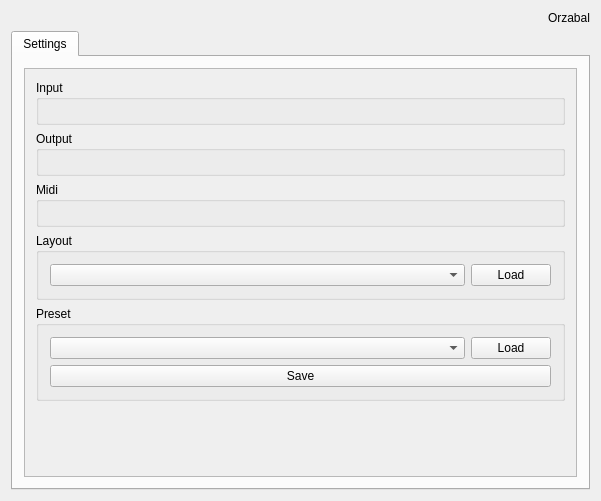
Before: the Qt Designer form src/qt/MainWindow.ui in chuckfairy/Orzabal, drawn with Qt 5.
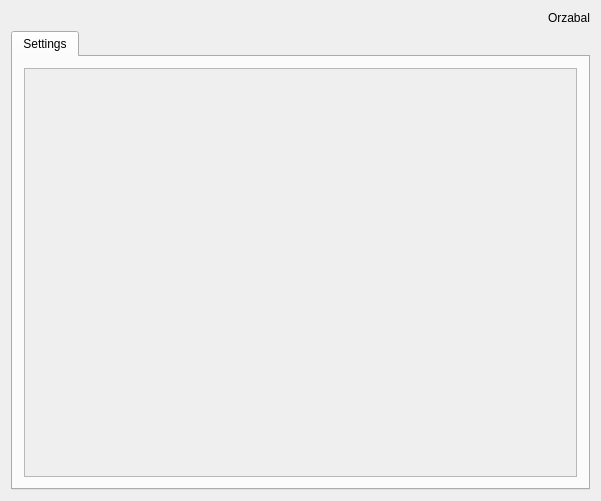
After: the same form once the commit is applied.

Commit message: settings tab switch out for library one

```diff
--- a/src/qt/MainWindow.ui
+++ b/src/qt/MainWindow.ui
@@ -64,140 +64,7 @@
              <height>409</height>
             </rect>
            </property>
-           <layout class="QVBoxLayout" name="verticalLayout_7">
-            <item>
-             <widget class="QGroupBox" name="groupBox_5">
-              <property name="title">
-               <string>Input</string>
-              </property>
-              <layout class="QVBoxLayout" name="verticalLayout_6">
-               <item>
-                <layout class="QHBoxLayout" name="input_layout"/>
-               </item>
-              </layout>
-             </widget>
-            </item>
-            <item>
-             <widget class="QGroupBox" name="groupBox_4">
-              <property name="title">
-               <string>Output</string>
-              </property>
-              <layout class="QVBoxLayout" name="verticalLayout_5">
-               <item>
-                <layout class="QHBoxLayout" name="horizontalLayout_5"/>
-               </item>
-              </layout>
-             </widget>
-            </item>
-            <item>
-             <widget class="QGroupBox" name="groupBox_3">
-              <property name="title">
-               <string>Midi</string>
-              </property>
-              <layout class="QVBoxLayout" name="verticalLayout_4">
-               <item>
-                <layout class="QHBoxLayout" name="horizontalLayout_6"/>
-               </item>
-              </layout>
-             </widget>
-            </item>
-            <item>
-             <widget class="QGroupBox" name="groupBox_2">
-              <property name="title">
-               <string>Layout</string>
-              </property>
-              <layout class="QVBoxLayout" name="verticalLayout_3">
-               <item>
-                <layout class="QHBoxLayout" name="horizontalLayout_3">
-                 <item>
-                  <widget class="QComboBox" name="load_layout_dropdown_2">
-                   <property name="sizePolicy">
-                    <sizepolicy hsizetype="Expanding" vsizetype="Fixed">
-                     <horstretch>0</horstretch>
-                     <verstretch>0</verstretch>
-                    </sizepolicy>
-                   </property>
-                  </widget>
-                 </item>
-                 <item>
-                  <widget class="QPushButton" name="load_layout_btn_2">
-                   <property name="sizePolicy">
-                    <sizepolicy hsizetype="Preferred" vsizetype="Fixed">
-                     <horstretch>0</horstretch>
-                     <verstretch>0</verstretch>
-                    </sizepolicy>
-                   </property>
-                   <property name="text">
-                    <string>Load</string>
-                   </property>
-                  </widget>
-                 </item>
-                </layout>
-               </item>
-              </layout>
-             </widget>
-            </item>
-            <item>
-             <widget class="QGroupBox" name="groupBox">
-              <property name="title">
-               <string>Preset</string>
-              </property>
-              <layout class="QVBoxLayout" name="verticalLayout_2">
-               <item>
-                <layout class="QHBoxLayout" name="horizontalLayout_2">
-                 <item>
-                  <widget class="QComboBox" name="load_layout_dropdown">
-                   <property name="sizePolicy">
-                    <sizepolicy hsizetype="Expanding" vsizetype="Fixed">
-                     <horstretch>0</horstretch>
-                     <verstretch>0</verstretch>
-                    </sizepolicy>
-                   </property>
-                  </widget>
-                 </item>
-                 <item>
-                  <widget class="QPushButton" name="load_layout_btn">
-                   <property name="text">
-                    <string>Load</string>
-                   </property>
-                  </widget>
-                 </item>
-                </layout>
-               </item>
-               <item>
-                <layout class="QHBoxLayout" name="preset_save_layout">
-                 <item>
-                  <widget class="QPushButton" name="save_layout_btn">
-                   <property name="text">
-                    <string>Save</string>
-                   </property>
-                  </widget>
-                 </item>
-                </layout>
-               </item>
-              </layout>
-             </widget>
-            </item>
-            <item>
-             <spacer name="verticalSpacer">
-              <property name="orientation">
-               <enum>Qt::Vertical</enum>
-              </property>
-              <property name="sizeHint" stdset="0">
-               <size>
-                <width>20</width>
-                <height>40</height>
-               </size>
-              </property>
-             </spacer>
-            </item>
-           </layout>
-           <zorder>groupBox_5</zorder>
-           <zorder>groupBox_4</zorder>
-           <zorder>groupBox_3</zorder>
-           <zorder>groupBox_2</zorder>
-           <zorder>groupBox</zorder>
-           <zorder>verticalSpacer</zorder>
+           <layout class="QVBoxLayout" name="verticalLayout_7"/>
           </widget>
          </widget>
         </item>
```
Left out of the diff: 4 changed lines with no effect on the pictures. The commit also changes 1 other file.
